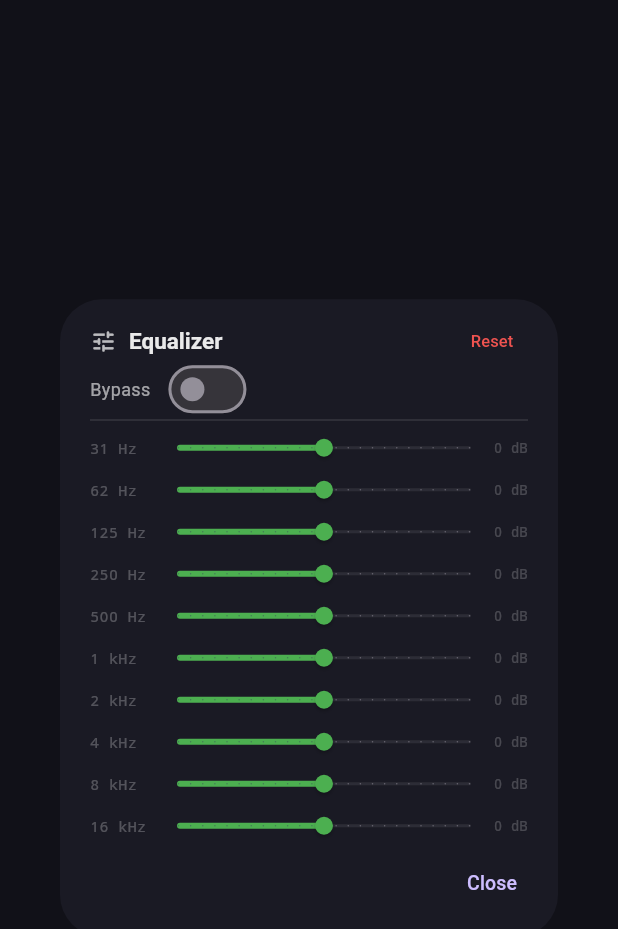
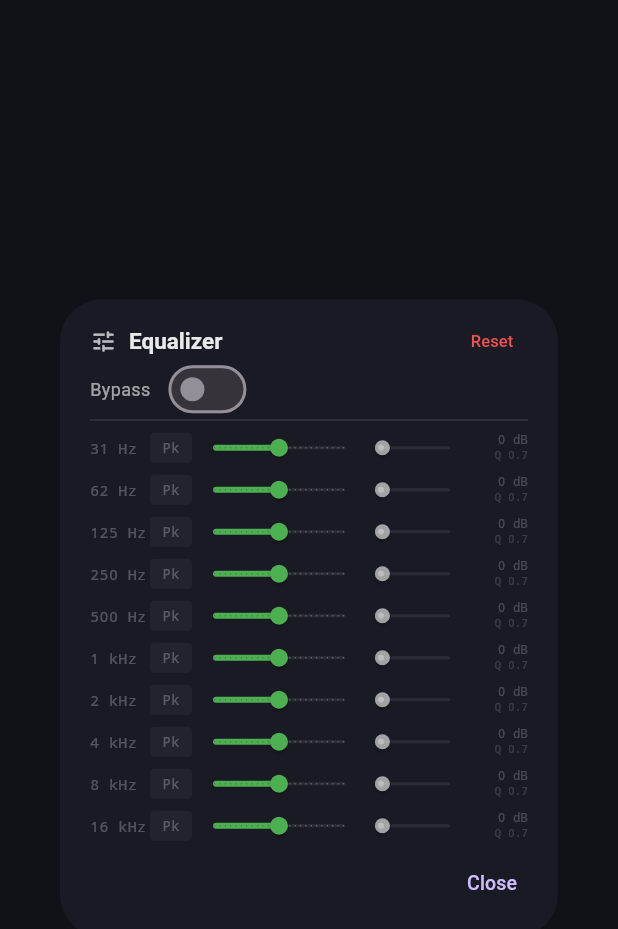
Before and after one commit to FYSPA/Arc-Engine, a Flutter app: the EqDialog widget shown alone on an empty page, opened directly, on a phone screen of 412 x 824 dp. Shown: the top 929 px of the screen. Run offline on Flutter 3.47's test engine with Material 3 defaults, Android fonts, the phone set to English and light mode, and no system bars; our stand-ins replace file_picker, shared_preferences; missing offline and left inert: dart:ffi; accounts and stored records are empty.

Commit message:
feat(eq): P0.1 + P0.2 — Q ajustable y tipo de filtro por banda
- Filter type selector via PopupMenuButton (Pk/LS/HS/LP/HP) per band
- Q slider (0.1–10.0) per band, displayed as text below dB readout
- Only UI changes — native DSP/FFI/Dart API already supported both

```diff
--- a/example/lib/widgets/eq_dialog.dart
+++ b/example/lib/widgets/eq_dialog.dart
@@ -1,14 +1,22 @@
-// ---------------------------------------------------------------------------
-// File: eq_dialog.dart
-// Purpose: 10-band equalizer dialog with per-band gain sliders (-12 to +12 dB),
-//          bypass switch, and reset button. Controls the native DspProcessor.
-// Importance: UI for testing the EQ feature of the engine.
-// Missing: None
-// Known issues: None
-// ---------------------------------------------------------------------------
-
 import 'package:flutter/material.dart';
 import 'package:arc_engine/arc_engine.dart';
+
+const _typeLabels = ['Pk', 'LS', 'HS', 'LP', 'HP'];
+const _typeNames = [
+  'Peaking',
+  'Low Shelf',
+  'High Shelf',
+  'Low Pass',
+  'High Pass'
+];
+
+const _filterTypes = [
+  AudioEngine.eqPeaking,
+  AudioEngine.eqLowShelf,
+  AudioEngine.eqHighShelf,
+  AudioEngine.eqLowPass,
+  AudioEngine.eqHighPass,
+];
 
 class EqDialog extends StatefulWidget {
   const EqDialog({super.key});
@@ -34,18 +42,14 @@ class _EqDialogState extends State<EqDialog> {
   ];
 
   final List<double> _gains = List.filled(10, 0.0);
+  final List<double> _qs = List.filled(10, 0.707);
+  final List<int> _types = List.filled(10, AudioEngine.eqPeaking);
   final List<bool> _enabled = List.filled(10, false);
 
-  @override
-  void dispose() {
-    super.dispose();
-  }
-
-  void _updateBand(int index, double gain) {
-    _gains[index] = gain;
-    _enabled[index] = gain != 0.0;
+  void _updateBand(int index) {
+    _enabled[index] = _gains[index] != 0.0;
     AudioEngine.setEqBand(
-        index, AudioEngine.eqPeaking, _bands[index].freq, gain, 0.707);
+        index, _types[index], _bands[index].freq, _gains[index], _qs[index]);
     AudioEngine.setEqBandEnabled(index, _enabled[index]);
   }
 
@@ -53,6 +57,8 @@ class _EqDialogState extends State<EqDialog> {
     setState(() {
       for (int i = 0; i < 10; i++) {
         _gains[i] = 0.0;
+        _qs[i] = 0.707;
+        _types[i] = AudioEngine.eqPeaking;
         _enabled[i] = false;
       }
       _bypass = false;
@@ -130,7 +136,7 @@ class _EqDialogState extends State<EqDialog> {
                     child: Row(
                       children: [
                         SizedBox(
-                          width: 48,
+                          width: 40,
                           child: Text(
                             _bands[i].label,
                             style: TextStyle(
@@ -142,6 +148,47 @@ class _EqDialogState extends State<EqDialog> {
                             ),
                           ),
                         ),
+                        SizedBox(
+                          width: 28,
+                          height: 20,
+                          child: PopupMenuButton<int>(
+                            initialValue: _types[i],
+                            padding: EdgeInsets.zero,
+                            tooltip: _typeNames[_types[i]],
+                            onSelected: (t) => setState(() {
+                              _types[i] = t;
+                              _updateBand(i);
+                            }),
+                            itemBuilder: (_) => List.generate(5, (ti) {
+                              return PopupMenuItem<int>(
+                                value: _filterTypes[ti],
+                                height: 28,
+                                child: Text(_typeLabels[ti],
+                                    style: const TextStyle(fontSize: 11)),
+                              );
+                            }),
+                            child: Container(
+                              alignment: Alignment.center,
+                              decoration: BoxDecoration(
+                                color: _enabled[i]
+                                    ? Colors.white.withValues(alpha: 0.1)
+                                    : Colors.white.withValues(alpha: 0.04),
+                                borderRadius: BorderRadius.circular(3),
+                              ),
+                              child: Text(
+                                _typeLabels[_types[i]],
+                                style: TextStyle(
+                                  fontSize: 9,
+                                  fontFamily: 'monospace',
+                                  color: _enabled[i]
+                                      ? Colors.white.withValues(alpha: 0.7)
+                                      : Colors.white.withValues(alpha: 0.25),
+                                ),
+                              ),
+                            ),
+                          ),
+                        ),
+                        const SizedBox(width: 4),
                         Expanded(
                           child: SizedBox(
                             height: 24,
@@ -170,24 +217,70 @@ class _EqDialogState extends State<EqDialog> {
                                 min: -12.0,
                                 max: 12.0,
                                 divisions: 24,
-                                onChanged: (v) =>
-                                    setState(() => _updateBand(i, v)),
+                                onChanged: (v) => setState(() {
+                                  _gains[i] = v;
+                                  _updateBand(i);
+                                }),
                               ),
                             ),
                           ),
                         ),
+                        const SizedBox(width: 4),
                         SizedBox(
-                          width: 28,
-                          child: Text(
+                          width: 64,
+                          height: 24,
+                          child: SliderTheme(
+                            data: SliderTheme.of(context).copyWith(
+                              trackHeight: 2,
+                              thumbShape: const RoundSliderThumbShape(
+                                  enabledThumbRadius: 5),
+                              overlayShape: const RoundSliderOverlayShape(
+                                  overlayRadius: 8),
+                              activeTrackColor:
+                                  Colors.white.withValues(alpha: 0.4),
+                              inactiveTrackColor:
+                                  Colors.white.withValues(alpha: 0.08),
+                              thumbColor: Colors.white.withValues(alpha: 0.6),
+                              overlayColor:
+                                  Colors.white.withValues(alpha: 0.04),
+                            ),
+                            child: Slider(
+                              value: _qs[i],
+                              min: 0.1,
+                              max: 10.0,
+                              onChanged: (v) => setState(() {
+                                _qs[i] = double.parse(v.toStringAsFixed(2));
+                                _updateBand(i);
+                              }),
+                            ),
+                          ),
+                        ),
+                        SizedBox(
+                          width: 44,
+                          child: Column(
+                            crossAxisAlignment: CrossAxisAlignment.end,
+                            children: [
+                              Text(
                                 '${_gains[i].toStringAsFixed(0)} dB',
                                 style: TextStyle(
-                              fontSize: 9,
+                                  fontSize: 8,
                                   color: _enabled[i]
                                       ? Colors.white.withValues(alpha: 0.5)
                                       : Colors.white.withValues(alpha: 0.2),
                                   fontFamily: 'monospace',
                                 ),
-                            textAlign: TextAlign.right,
+                              ),
+                              Text(
+                                'Q ${_qs[i].toStringAsFixed(1)}',
+                                style: TextStyle(
+                                  fontSize: 7,
+                                  color: _enabled[i]
+                                      ? Colors.white.withValues(alpha: 0.35)
+                                      : Colors.white.withValues(alpha: 0.15),
+                                  fontFamily: 'monospace',
+                                ),
+                              ),
+                            ],
                           ),
                         ),
                       ],
```
Lines whose indentation alone changed are shown as unchanged.
